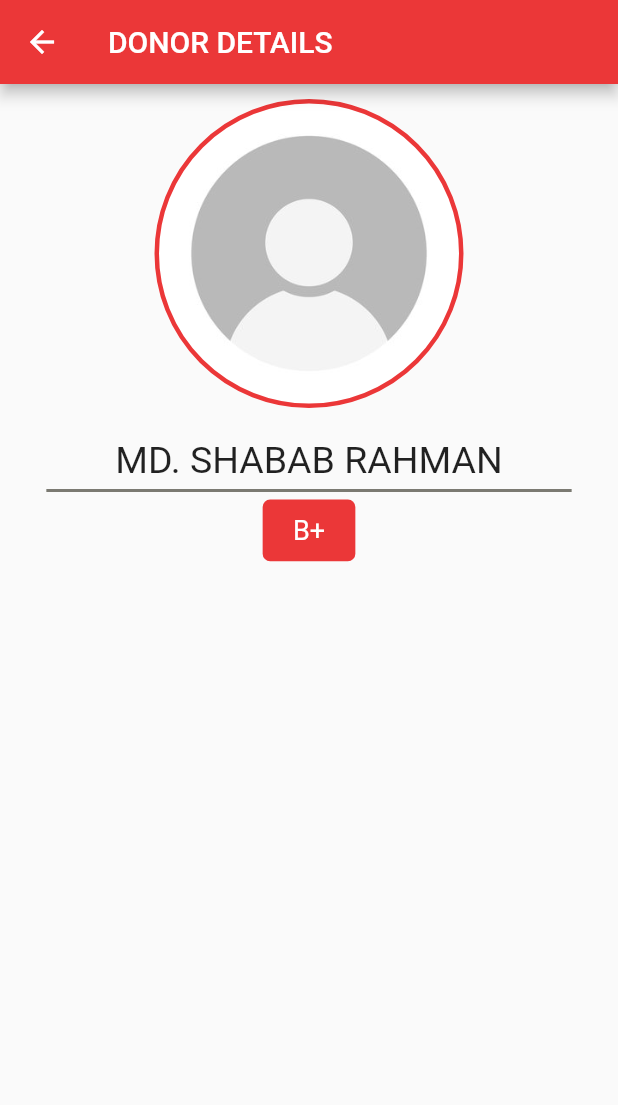
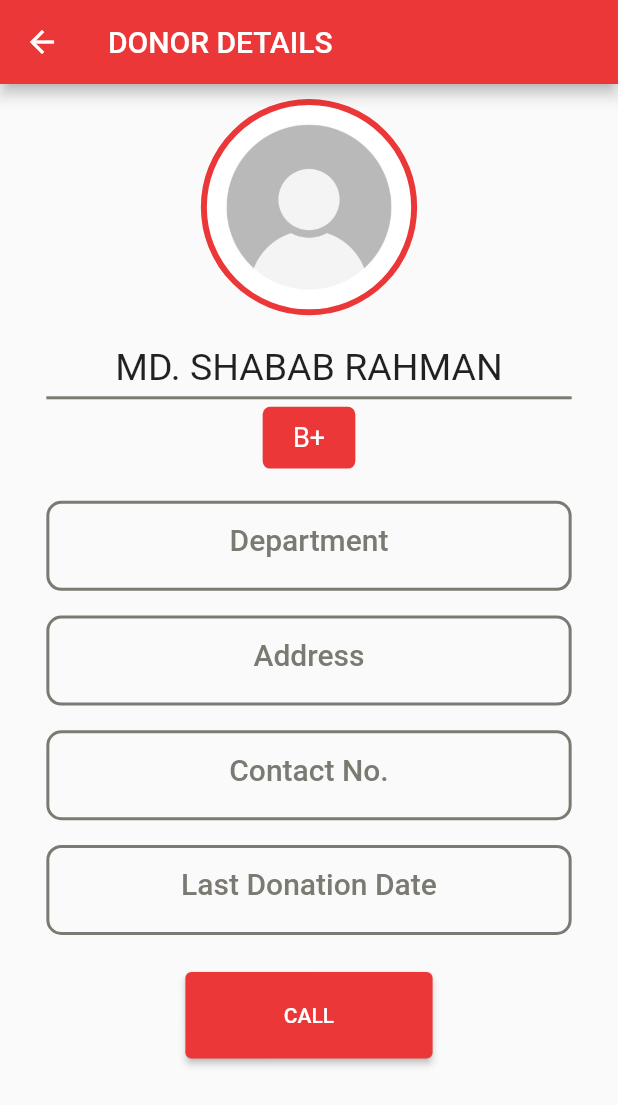
Before and after one commit to mdshadatrahman/seu_blood2, a Flutter app: the DonorDetails screen opened directly, on a phone screen of 412 x 824 dp. Shown: the top 1105 px of the screen. Run offline on Flutter 3.47's test engine with Material 2 defaults, Android fonts, the light colour scheme and no system bars; our stand-ins replace flutter_svg.

Commit message:
donor details done

```diff
--- a/lib/pages/donor/donor_details.dart
+++ b/lib/pages/donor/donor_details.dart
@@ -2,6 +2,7 @@ import 'package:flutter/material.dart';
 import 'package:seu_blood_2/utils/app_colors.dart';
 import 'package:seu_blood_2/utils/app_strings.dart';
 import 'package:seu_blood_2/utils/asset_manager.dart';
+import 'package:seu_blood_2/widgets/profile_details_fields.dart';
 import 'package:seu_blood_2/widgets/small_blood_group_container.dart';
 
 class DonorDetails extends StatelessWidget {
@@ -27,8 +28,8 @@ class DonorDetails extends StatelessWidget {
 
               //Profile Picture
               Container(
-                height: width * 0.5,
-                width: width * 0.5,
+                height: width * 0.35,
+                width: width * 0.35,
                 decoration: BoxDecoration(
                   image: const DecorationImage(
                     image: AssetImage(AssetManager.defaultProfilePicture),
@@ -37,7 +38,7 @@ class DonorDetails extends StatelessWidget {
                   borderRadius: const BorderRadius.all(Radius.circular(500)),
                   border: Border.all(
                     color: ColorManager.primaryColor,
-                    width: 3,
+                    width: 4,
                   ),
                 ),
               ),
@@ -67,6 +68,22 @@ class DonorDetails extends StatelessWidget {
                 ),
               ),
               const SizedBox(height: 5),
+
+              profileDetailsFields(text: 'Department', height: height, width: width),
+              profileDetailsFields(text: 'Address', height: height, width: width),
+              profileDetailsFields(text: 'Contact No.', height: height, width: width),
+              profileDetailsFields(text: 'Last Donation Date', height: height, width: width),
+
+              //Call Button
+              SizedBox(height: height * 0.03),
+              SizedBox(
+                width: width * 0.4,
+                height: height * 0.07,
+                child: ElevatedButton(
+                  onPressed: (){},
+                  child: const Text("CALL"),
+                ),
+              )
             ],
           ),
         ),
--- /dev/null
+++ b/lib/widgets/profile_details_fields.dart
@@ -0,0 +1,36 @@
+import 'package:flutter/material.dart';
+import 'package:seu_blood_2/utils/app_colors.dart';
+
+Padding profileDetailsFields({
+  required double height,
+  required double width,
+  required String text,
+}) {
+  return Padding(
+    padding: EdgeInsets.only(top: height * 0.02),
+    child: Container(
+      height: 60,
+      width: width * 0.85,
+      decoration: BoxDecoration(
+        borderRadius: BorderRadius.circular(10),
+        border: Border.all(
+          color: ColorManager.shadow,
+          width: 2,
+        ),
+      ),
+      child:  TextField(
+        readOnly: true,
+        textAlign: TextAlign.center,
+        decoration: InputDecoration(
+          border: InputBorder.none,
+          hintText: text,
+          hintStyle:const TextStyle(
+            fontWeight: FontWeight.w500,
+            fontSize: 20,
+            color: ColorManager.shadow,
+          ),
+        ),
+      ),
+    ),
+  );
+}
```
